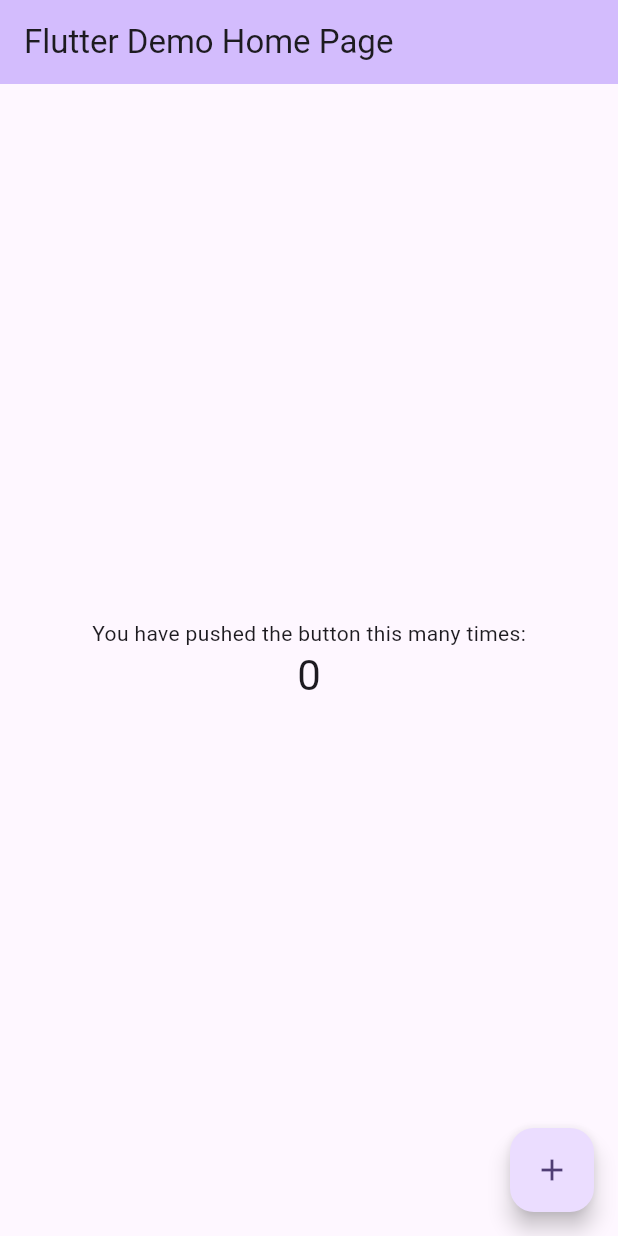
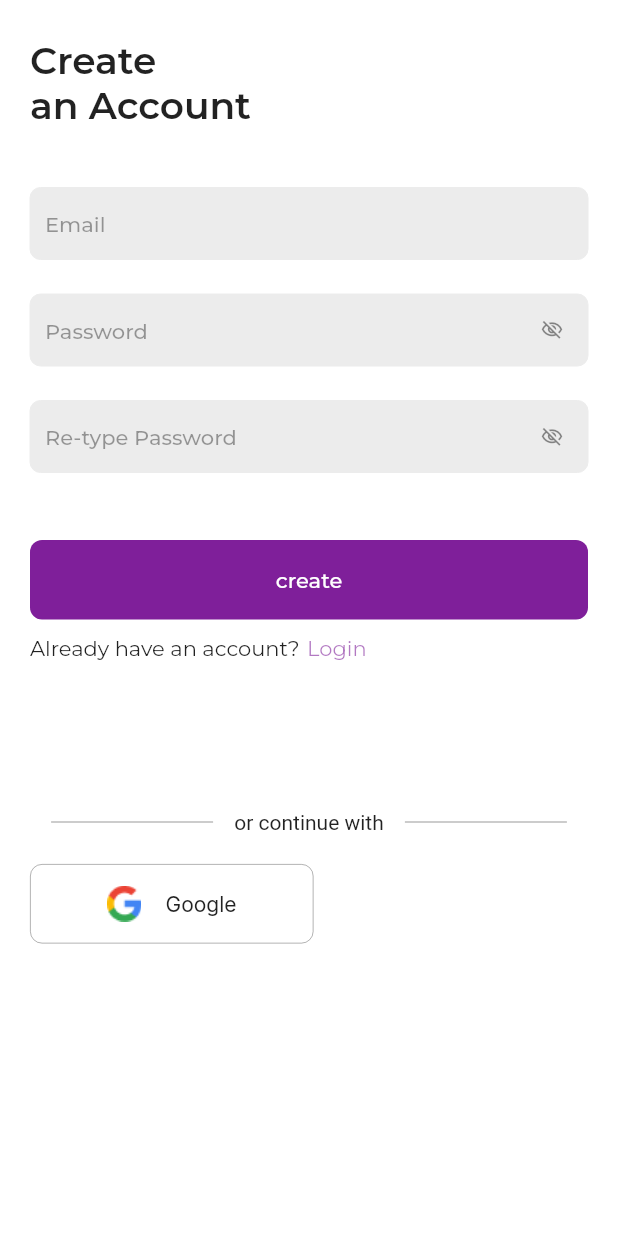
Before and after one commit to Maxzeno/socialscan, a Flutter app: the screen it shows after launch, on a phone screen of 412 x 824 dp. Run offline on Flutter 3.47's test engine with Material 3 defaults, Android fonts, the phone set to English and light mode, and no system bars; our stand-ins replace google_fonts.

Commit message:
added auth screens

```diff
--- a/lib/main.dart
+++ b/lib/main.dart
@@ -1,4 +1,5 @@
 import 'package:flutter/material.dart';
+import 'package:socialscan/views/auth/screens/sign_up_screen.dart';
 
 void main() {
   runApp(const MyApp());
@@ -12,6 +13,7 @@
   Widget build(BuildContext context) {
     return MaterialApp(
       title: 'Flutter Demo',
+      debugShowCheckedModeBanner: false,
       theme: ThemeData(
         // This is the theme of your application.
         //
@@ -28,98 +30,10 @@
         //
         // This works for code too, not just values: Most code changes can be
         // tested with just a hot reload.
-        colorScheme: ColorScheme.fromSeed(seedColor: Colors.deepPurple),
-        useMaterial3: true,
+        // colorScheme: ColorScheme.fromSeed(seedColor: Colors.deepPurple),
+        useMaterial3: false,
       ),
-      home: const MyHomePage(title: 'Flutter Demo Home Page'),
+      home: SignUpScreen(),
     );
   }
 }
-
-class MyHomePage extends StatefulWidget {
-  const MyHomePage({super.key, required this.title});
-
-  // This widget is the home page of your application. It is stateful, meaning
-  // that it has a State object (defined below) that contains fields that affect
-  // how it looks.
-
-  // This class is the configuration for the state. It holds the values (in this
-  // case the title) provided by the parent (in this case the App widget) and
-  // used by the build method of the State. Fields in a Widget subclass are
-  // always marked "final".
-
-  final String title;
-
-  @override
-  State<MyHomePage> createState() => _MyHomePageState();
-}
-
-class _MyHomePageState extends State<MyHomePage> {
-  int _counter = 0;
-
-  void _incrementCounter() {
-    setState(() {
-      // This call to setState tells the Flutter framework that something has
-      // changed in this State, which causes it to rerun the build method below
-      // so that the display can reflect the updated values. If we changed
-      // _counter without calling setState(), then the build method would not be
-      // called again, and so nothing would appear to happen.
-      _counter++;
-    });
-  }
-
-  @override
-  Widget build(BuildContext context) {
-    // This method is rerun every time setState is called, for instance as done
-    // by the _incrementCounter method above.
-    //
-    // The Flutter framework has been optimized to make rerunning build methods
-    // fast, so that you can just rebuild anything that needs updating rather
-    // than having to individually change instances of widgets.
-    return Scaffold(
-      appBar: AppBar(
-        // TRY THIS: Try changing the color here to a specific color (to
-        // Colors.amber, perhaps?) and trigger a hot reload to see the AppBar
-        // change color while the other colors stay the same.
-        backgroundColor: Theme.of(context).colorScheme.inversePrimary,
-        // Here we take the value from the MyHomePage object that was created by
-        // the App.build method, and use it to set our appbar title.
-        title: Text(widget.title),
-      ),
-      body: Center(
-        // Center is a layout widget. It takes a single child and positions it
-        // in the middle of the parent.
-        child: Column(
-          // Column is also a layout widget. It takes a list of children and
-          // arranges them vertically. By default, it sizes itself to fit its
-          // children horizontally, and tries to be as tall as its parent.
-          //
-          // Column has various properties to control how it sizes itself and
-          // how it positions its children. Here we use mainAxisAlignment to
-          // center the children vertically; the main axis here is the vertical
-          // axis because Columns are vertical (the cross axis would be
-          // horizontal).
-          //
-          // TRY THIS: Invoke "debug painting" (choose the "Toggle Debug Paint"
-          // action in the IDE, or press "p" in the console), to see the
-          // wireframe for each widget.
-          mainAxisAlignment: MainAxisAlignment.center,
-          children: <Widget>[
-            const Text(
-              'You have pushed the button this many times:',
-            ),
-            Text(
-              '$_counter',
-              style: Theme.of(context).textTheme.headlineMedium,
-            ),
-          ],
-        ),
-      ),
-      floatingActionButton: FloatingActionButton(
-        onPressed: _incrementCounter,
-        tooltip: 'Increment',
-        child: const Icon(Icons.add),
-      ), // This trailing comma makes auto-formatting nicer for build methods.
-    );
-  }
-}
--- /dev/null
+++ b/lib/utils/button.dart
@@ -0,0 +1,34 @@
+import 'package:flutter/material.dart';
+import 'package:google_fonts/google_fonts.dart';
+import 'package:socialscan/utils/colors.dart';
+
+class ButtonTile extends StatelessWidget {
+  final String text;
+  final double boxRadius;
+  final double? width;
+
+  const ButtonTile(
+      {super.key, required this.text, required this.boxRadius, this.width});
+
+  @override
+  Widget build(BuildContext context) {
+    return Container(
+      height: 53,
+      width: width ?? 388,
+      decoration: BoxDecoration(
+        borderRadius: BorderRadius.circular(boxRadius),
+        color: ProjectColors.mainPurple,
+      ),
+      child: Center(
+        child: Text(
+          text,
+          style: GoogleFonts.montserrat(
+            fontSize: 14,
+            fontWeight: FontWeight.w500,
+            color: Colors.white,
+          ),
+        ),
+      ),
+    );
+  }
+}
--- a/lib/utils/colors.dart
+++ b/lib/utils/colors.dart
@@ -1,6 +1,7 @@
 import 'package:flutter/material.dart';
 
-class ProjectColors{
+class ProjectColors {
   static const Color mainPurple = Color(0xFF7F1F9A);
   static const Color mainGray = Color(0xFFECECEC);
+  static const Color midBlack = Color(0xFF000000);
 }
--- /dev/null
+++ b/lib/utils/images.dart
@@ -0,0 +1,2 @@
+String imagePath = 'assets';
+String googleIcon = '$imagePath/google_icon.png';
--- /dev/null
+++ b/lib/utils/strings.dart
@@ -0,0 +1,13 @@
+String createAnAccount = 'Create\nan Account';
+String email = 'Email';
+String password = 'Password';
+String reTypePassword = 'Re-type Password';
+String forgotPassword = 'Forgot password?';
+String alreadyHaveAnAccount = 'Already have an account?';
+String login = 'Login';
+String create = 'create';
+String signUp = 'Sign up';
+String google = 'Google';
+String orContinueWith = 'or continue with';
+String dontHaveAnAccount = 'Don\'t have an account?';
+String helloWelcomeBack = 'Hello\nWelcome Back';
--- /dev/null
+++ b/lib/utils/textfield.dart
@@ -0,0 +1,72 @@
+import 'package:flutter/material.dart';
+import 'package:google_fonts/google_fonts.dart';
+import 'package:socialscan/utils/colors.dart';
+
+class ReusableTextField extends StatelessWidget {
+  final String hintText;
+  final dynamic validator;
+  final bool? obscure;
+  final Widget? iconButton;
+  final VoidCallback onTap;
+  final dynamic controller;
+  const ReusableTextField(
+      {Key? key,
+      required this.hintText,
+      this.controller,
+      required this.onTap,
+      this.validator,
+      this.obscure,
+      this.iconButton})
+      : super(key: key);
+
+  @override
+  Widget build(BuildContext context) {
+    // final keyBoardProvider = Provider.of<KeyboardProvider>(context);
+    return SizedBox(
+      width: 388,
+      height: 53,
+      child: TextFormField(
+        onTap: onTap,
+        validator: validator,
+        obscureText: obscure!,
+        onTapOutside: (event) {
+          FocusManager.instance.primaryFocus?.unfocus();
+        },
+        keyboardType: TextInputType.visiblePassword,
+        controller: controller,
+        decoration: InputDecoration(
+          border: InputBorder.none,
+          hintText: hintText,
+          // labelText: 'i3dn3kdnk3dn',
+          suffixIcon: iconButton!,
+          hintStyle: GoogleFonts.montserrat(
+            fontSize: 14.0,
+            fontWeight: FontWeight.w500,
+            color: Colors.black38,
+          ),
+
+          labelStyle: const TextStyle(fontSize: 16.0, color: Colors.grey),
+          contentPadding: const EdgeInsets.only(top: 5, left: 10),
+          enabledBorder: OutlineInputBorder(
+            borderRadius: BorderRadius.circular(7),
+            borderSide: const BorderSide(
+              width: 0,
+              color: ProjectColors.mainGray,
+            ),
+            gapPadding: 0,
+          ),
+          // focusedBorder: OutlineInputBorder(
+          //   borderRadius: BorderRadius.circular(7),
+          //   // borderSide: const BorderSide(width: 1.5, color: Colors.grey),
+          // ),
+          fillColor: ProjectColors.mainGray,
+          filled: true,
+        ),
+
+        // onChanged: (text) {
+        //   keyBoardProvider.setKeyboardOpen(text.isNotEmpty);
+        // },
+      ),
+    );
+  }
+}
--- /dev/null
+++ b/lib/views/auth/screens/sign_up_screen.dart
@@ -0,0 +1,202 @@
+import 'package:flutter/cupertino.dart';
+import 'package:flutter/material.dart';
+import 'package:google_fonts/google_fonts.dart';
+import 'package:socialscan/utils/button.dart';
+import 'package:socialscan/utils/colors.dart';
+import 'package:socialscan/utils/images.dart';
+import 'package:socialscan/utils/strings.dart';
+import 'package:socialscan/utils/textfield.dart';
+import 'package:socialscan/views/auth/screens/sign_in_screen.dart';
+
+class SignUpScreen extends StatefulWidget {
+  const SignUpScreen({super.key});
+
+  @override
+  State<SignUpScreen> createState() => _SignUpScreenState();
+}
+
+class _SignUpScreenState extends State<SignUpScreen> {
+  final emailController = TextEditingController();
+  final passwordController = TextEditingController();
+  final reTypePasswordController = TextEditingController();
+  bool _obscureText = true;
+  bool _obscure = true;
+
+  @override
+  Widget build(BuildContext context) {
+    return Scaffold(
+      backgroundColor: Colors.white,
+      body: SafeArea(
+        child: Padding(
+          padding: const EdgeInsets.symmetric(horizontal: 20.0, vertical: 25.0),
+          child: Column(
+            crossAxisAlignment: CrossAxisAlignment.start,
+            children: [
+              Text(
+                createAnAccount,
+                style: GoogleFonts.montserrat(
+                  fontSize: 25,
+                  fontWeight: FontWeight.w600,
+                ),
+              ),
+              const SizedBox(
+                height: 40,
+              ),
+              ReusableTextField(
+                controller: emailController,
+                hintText: 'Email',
+                obscure: false,
+                onTap: () {},
+                iconButton: const SizedBox(),
+              ),
+              const SizedBox(
+                height: 18,
+              ),
+              ReusableTextField(
+                controller: passwordController,
+                hintText: 'Password',
+                obscure: _obscure,
+                iconButton: InkWell(
+                  onTap: () {
+                    setState(() {
+                      _obscure = !_obscure;
+                    });
+                  },
+                  child: _obscure
+                      ? const Icon(
+                          Icons.visibility_off_outlined,
+                          size: 15,
+                        )
+                      : const Icon(
+                          Icons.visibility_outlined,
+                          size: 15,
+                        ),
+                ),
+                onTap: () {},
+              ),
+              const SizedBox(
+                height: 18,
+              ),
+              ReusableTextField(
+                controller: reTypePasswordController,
+                hintText: reTypePassword,
+                obscure: _obscureText,
+                iconButton: InkWell(
+                  onTap: () {
+                    setState(() {
+                      _obscureText = !_obscureText;
+                    });
+                  },
+                  child: _obscureText
+                      ? const Icon(
+                          Icons.visibility_off_outlined,
+                          size: 15,
+                        )
+                      : const Icon(
+                          Icons.visibility_outlined,
+                          size: 15,
+                        ),
+                ),
+                onTap: () {},
+              ),
+              const SizedBox(
+                height: 40,
+              ),
+              ButtonTile(
+                text: create,
+                boxRadius: 8,
+              ),
+              const SizedBox(
+                height: 10,
+              ),
+              Row(
+                children: [
+                  Text(
+                    alreadyHaveAnAccount,
+                    style: GoogleFonts.montserrat(
+                      fontSize: 14,
+                    ),
+                  ),
+                  const SizedBox(
+                    width: 5,
+                  ),
+                  InkWell(
+                    onTap: () {
+                      Navigator.push(
+                        context,
+                        CupertinoPageRoute(
+                          builder: (context) => const SignInScreen(),
+                        ),
+                      );
+                    },
+                    child: Text(
+                      login,
+                      style: GoogleFonts.montserrat(
+                        fontSize: 14,
+                        color: ProjectColors.mainPurple.withOpacity(0.6),
+                      ),
+                    ),
+                  ),
+                ],
+              ),
+              const SizedBox(
+                height: 100,
+              ),
+              Row(
+                mainAxisAlignment: MainAxisAlignment.spaceEvenly,
+                children: [
+                  SizedBox(
+                    width: 108,
+                    child: Divider(
+                      color: ProjectColors.midBlack.withOpacity(0.4),
+                    ),
+                  ),
+                  Text(orContinueWith),
+                  SizedBox(
+                    width: 108,
+                    child: Divider(
+                      color: ProjectColors.midBlack.withOpacity(0.4),
+                    ),
+                  ),
+                ],
+              ),
+              const SizedBox(
+                height: 20,
+              ),
+              accountButton(),
+            ],
+          ),
+        ),
+      ),
+    );
+  }
+
+  Widget accountButton() {
+    return Container(
+      height: 53,
+      width: 189,
+      decoration: BoxDecoration(
+        borderRadius: BorderRadius.circular(8),
+        border: Border.all(
+          color: ProjectColors.midBlack.withOpacity(0.4),
+          width: 0.5,
+        ),
+      ),
+      child: Row(
+        mainAxisAlignment: MainAxisAlignment.center,
+        children: [
+          Image.asset(googleIcon),
+          const SizedBox(
+            width: 16,
+          ),
+          Text(
+            google,
+            style: GoogleFonts.inter(
+              fontSize: 14,
+            ),
+          ),
+        ],
+      ),
+    );
+  }
+}
--- a/pubspec.yaml
+++ b/pubspec.yaml
@@ -35,6 +35,7 @@ dependencies:
   # The following adds the Cupertino Icons font to your application.
   # Use with the CupertinoIcons class for iOS style icons.
   cupertino_icons: ^1.0.2
+  google_fonts: ^6.1.0
 
 dev_dependencies:
   flutter_test:
```
Also changed, not shown: lib/views/auth/screens/sign_in_screen.dart (added, +178 -0 lines), assets/google_icon.png (added), pubspec.lock, 1 other file.
